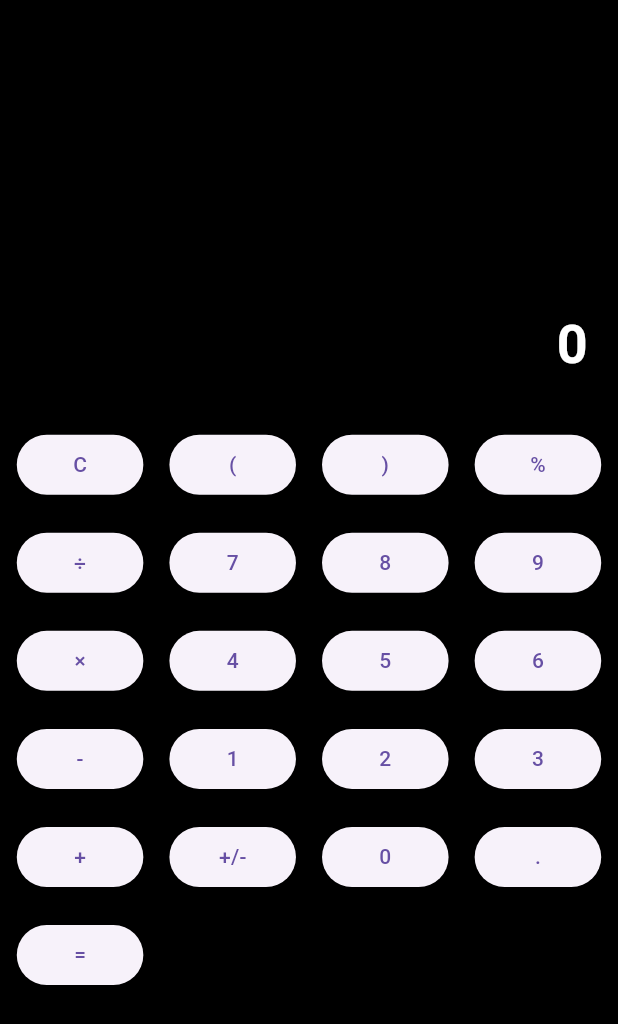
After one commit to CHANDARA-code/calculator, a Flutter app: the screen it shows after launch, after a tap on an icon or button, on a phone screen of 412 x 824 dp. The commit adds this screen. Shown: the top 1024 px of the screen. Run offline on Flutter 3.47's test engine with Material 3 defaults, Android fonts, the phone set to English and light mode, and no system bars; drawn by our look-alikes of auto_size_text; our stand-ins replace hooks_riverpod, math_expressions, responsive_grid.

Commit message:
build: init protrait view

```diff
--- /dev/null
+++ b/lib/calculator_screen.dart
@@ -0,0 +1,220 @@
+import 'package:auto_size_text/auto_size_text.dart';
+import 'package:caculator_app/calculator_notifier.dart';
+import 'package:flutter/material.dart';
+import 'package:hooks_riverpod/hooks_riverpod.dart';
+import 'package:responsive_grid/responsive_grid.dart';
+
+class CalculatorScreen extends ConsumerWidget {
+  const CalculatorScreen({super.key});
+
+  @override
+  Widget build(BuildContext context, WidgetRef ref) {
+    final isLandscape = MediaQuery.of(context).orientation == Orientation.landscape;
+    final size = MediaQuery.of(context).size;
+
+    // Calculate padding based on both width and height for better responsiveness
+    final buttonPadding = (size.width + size.height) / 200; // Reduced padding for a snug fit
+
+    return Scaffold(
+      backgroundColor: Colors.black,
+      body: SafeArea(
+        child: Column(
+          children: [
+            DisplayArea(size: size),
+            Expanded(
+              flex: 2,
+              child: isLandscape
+                  ? buildLandscapeLayout(context, buttonPadding)
+                  : buildPortraitLayout(context, buttonPadding),
+            ),
+          ],
+        ),
+      ),
+    );
+  }
+
+  Widget buildLandscapeLayout(BuildContext context, double padding) {
+    const buttonTitles = [
+      "",
+      "Rad",
+      "√",
+      "C",
+      "()",
+      "%",
+      "÷",
+      "sin",
+      "cos",
+      "tan",
+      "7",
+      "8",
+      "9",
+      "×",
+      "ln",
+      "log",
+      "1/x",
+      "4",
+      "5",
+      "6",
+      "-",
+      "e^x",
+      "x^2",
+      "x^y",
+      "1",
+      "2",
+      "3",
+      "+",
+      "|x|",
+      "π",
+      "e",
+      "+/-",
+      "0",
+      ".",
+      "=",
+      "",
+    ];
+
+    return ResponsiveGridList(
+      desiredItemWidth: 80, // Adjusted item width
+      minSpacing: 5, // Adjusted minimum spacing
+      children: buttonTitles.map((title) {
+        return Padding(
+          padding: EdgeInsets.all(padding),
+          child: CalculatorButton(title: title),
+        );
+      }).toList(),
+    );
+  }
+
+  Widget buildPortraitLayout(BuildContext context, double padding) {
+    const buttonTitles = [
+      'C',
+      '(',
+      ')',
+      '%',
+      '÷',
+      '7',
+      '8',
+      '9',
+      '×',
+      '4',
+      '5',
+      '6',
+      '-',
+      '1',
+      '2',
+      '3',
+      '+',
+      '+/-',
+      '0',
+      '.',
+      '='
+    ];
+
+    return ResponsiveGridList(
+      desiredItemWidth: 80, // Adjusted item width
+      minSpacing: 5, // Adjusted minimum spacing
+      children: buttonTitles.map((title) {
+        return Padding(
+          padding: EdgeInsets.all(padding),
+          child: CalculatorButton(title: title),
+        );
+      }).toList(),
+    );
+  }
+}
+
+class DisplayArea extends ConsumerWidget {
+  final Size size;
+
+  const DisplayArea({Key? key, required this.size}) : super(key: key);
+
+  @override
+  Widget build(BuildContext context, WidgetRef ref) {
+    final expression = ref.watch(calculatorProvider);
+    return Expanded(
+      flex: 1,
+      child: Container(
+        padding: EdgeInsets.all(20),
+        alignment: Alignment.bottomRight,
+        child: AutoSizeText(
+          expression.isEmpty ? '0' : expression,
+          style: TextStyle(fontSize: 36, fontWeight: FontWeight.bold, color: Colors.white),
+          maxLines: 1,
+          maxFontSize: 36,
+          minFontSize: 20,
+        ),
+      ),
+    );
+  }
+}
+
+class CalculatorButton extends ConsumerWidget {
+  final String title;
+
+  const CalculatorButton({Key? key, required this.title}) : super(key: key);
+
+  @override
+  Widget build(BuildContext context, WidgetRef ref) {
+    final calculator = ref.read(calculatorProvider.notifier);
+
+    return ElevatedButton(
+      onPressed: () {
+        switch (title) {
+          case 'C':
+            calculator.clear();
+            break;
+          case '+':
+          case '-':
+          case '×':
+          case '÷':
+          case '.':
+          case '(':
+          case ')':
+            calculator.append(title);
+            break;
+          case '=':
+            calculator.calculate();
+            break;
+          case '+/-':
+            calculator.toggleSign();
+            break;
+          case '%':
+            calculator.addPercentage();
+            break;
+          case '√':
+            calculator.addSquareRoot();
+            break;
+          case 'sin':
+          case 'cos':
+          case 'tan':
+            calculator.addTrigonometricFunction(title);
+            break;
+          case 'ln':
+          case 'log':
+            calculator.addLog(title);
+            break;
+          case 'π':
+            calculator.addConstant('3.141592653589793');
+            break;
+          case 'e':
+            calculator.addConstant('2.718281828459045');
+            break;
+          default:
+            calculator.append(title);
+            break;
+        }
+      },
+      child: Text(title),
+    );
+  }
+}
+
+void main() {
+  runApp(
+    ProviderScope(
+      child: MaterialApp(
+        home: CalculatorScreen(),
+      ),
+    ),
+  );
+}
--- /dev/null
+++ b/lib/widget/calculator_button.dart
@@ -0,0 +1,27 @@
+import 'package:flutter/material.dart';
+
+class CalculatorButton extends StatelessWidget {
+  final String title;
+
+  const CalculatorButton({Key? key, required this.title}) : super(key: key);
+
+  @override
+  Widget build(BuildContext context) {
+    return GestureDetector(
+      onTap: () {}, // Define the functionality for each button
+      child: Container(
+        margin: EdgeInsets.all(1),
+        decoration: BoxDecoration(
+          color: Colors.grey[850],
+          borderRadius: BorderRadius.circular(8),
+        ),
+        child: Center(
+          child: Text(
+            title,
+            style: TextStyle(fontSize: 24, fontWeight: FontWeight.bold, color: Colors.white),
+          ),
+        ),
+      ),
+    );
+  }
+}
--- a/pubspec.yaml
+++ b/pubspec.yaml
@@ -35,6 +35,11 @@ dependencies:
   # The following adds the Cupertino Icons font to your application.
   # Use with the CupertinoIcons class for iOS style icons.
   cupertino_icons: ^1.0.2
+  flutter_hooks: ^0.20.5
+  hooks_riverpod: ^2.5.1
+  math_expressions: ^2.5.0
+  auto_size_text: ^3.0.0
+  responsive_grid: ^2.4.4
 
 dev_dependencies:
   flutter_test:
```
Also changed, not shown: lib/calculator_notifier.dart (added, +77 -0 lines), lib/main.dart (+9 -121 lines), pubspec.lock.
